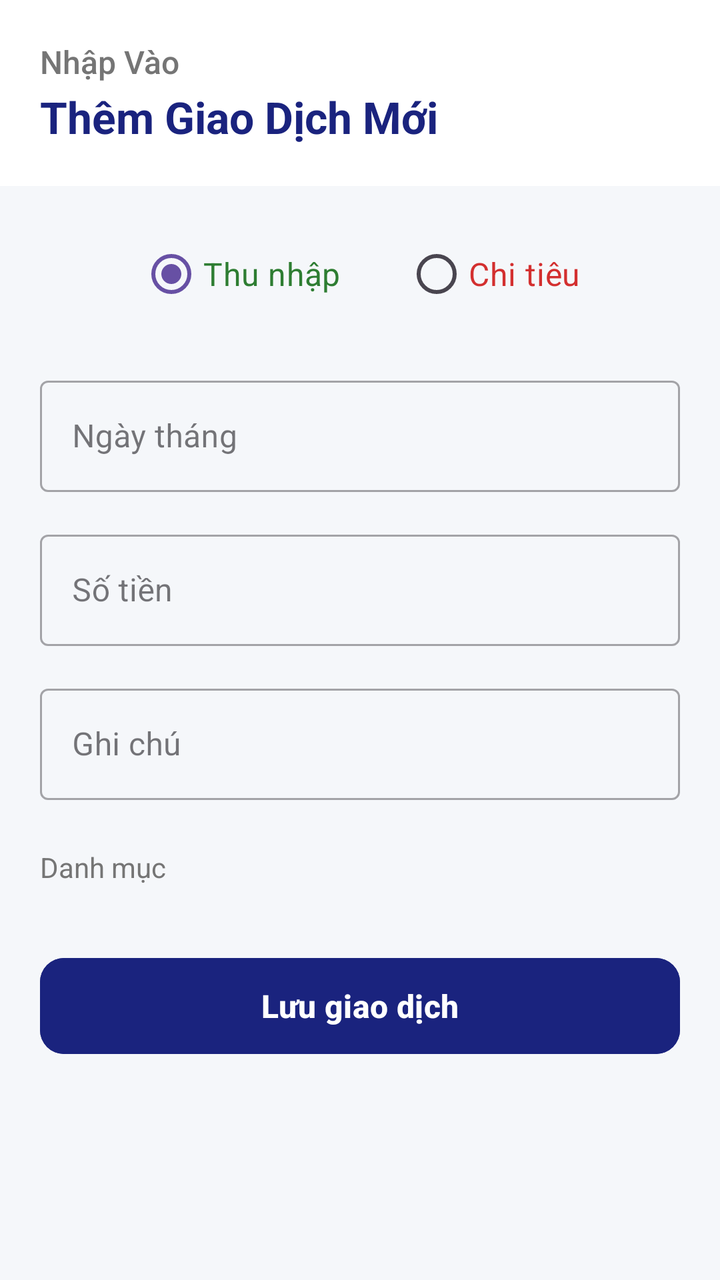
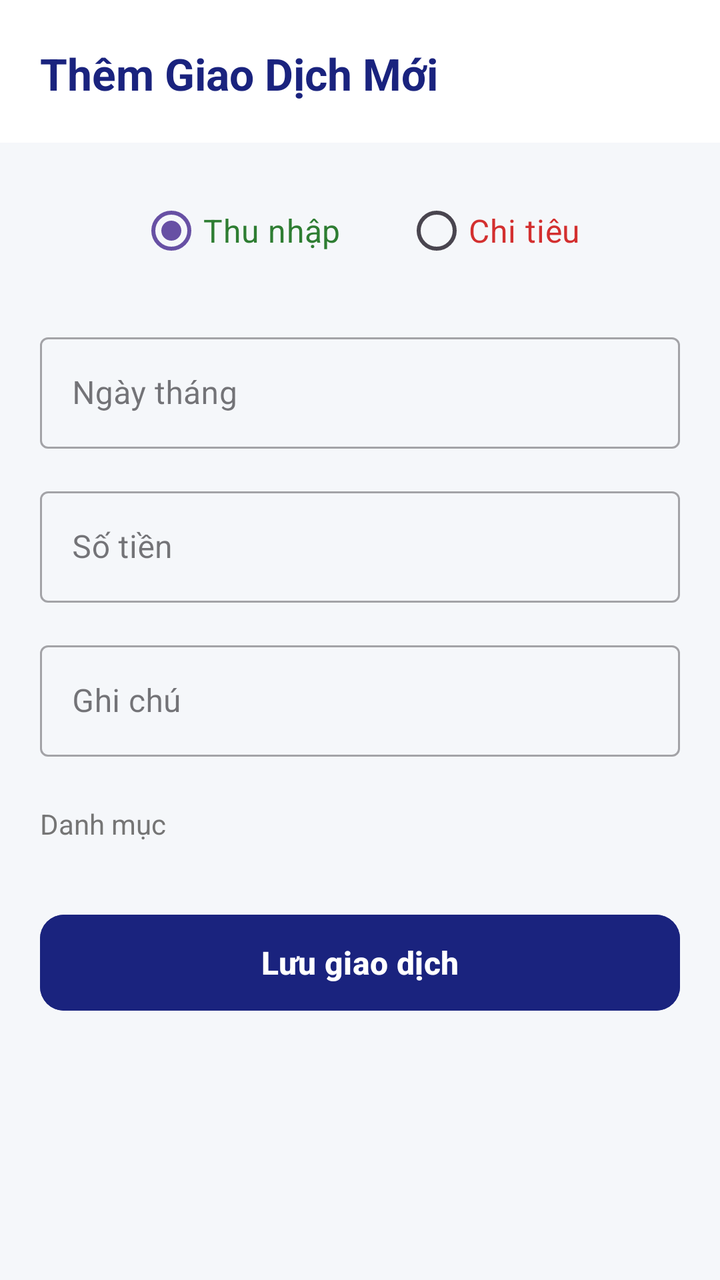

Before-and-after screenshots of an Android layout around one commit, followed by the original layout XML and the change that was made.
<!-- AndroidManifest.xml: application theme Theme.QuanLyChiTieu -->
<!-- res/layout/fragment_add.xml -->
<?xml version="1.0" encoding="utf-8"?>
<LinearLayout xmlns:android="http://schemas.android.com/apk/res/android"
    xmlns:app="http://schemas.android.com/apk/res-auto"
    android:layout_width="match_parent"
    android:layout_height="match_parent"
    android:background="#F5F7FA"
    android:orientation="vertical">

    <LinearLayout
        android:layout_width="match_parent"
        android:layout_height="wrap_content"
        android:background="@android:color/white"
        android:orientation="vertical"
        android:padding="20dp">

        <TextView
            android:layout_width="wrap_content"
            android:layout_height="wrap_content"
            android:fontFamily="sans-serif-medium"
            android:text="Nhập Vào"
            android:textColor="#757575"
            android:textSize="16sp" />

        <TextView
            android:layout_width="wrap_content"
            android:layout_height="wrap_content"
            android:layout_marginTop="2dp"
            android:text="Thêm Giao Dịch Mới"
            android:textColor="#1A237E"
            android:textSize="22sp"
            android:textStyle="bold" />
    </LinearLayout>

    <ScrollView
        android:layout_width="match_parent"
        android:layout_height="match_parent">

        <LinearLayout
            android:layout_width="match_parent"
            android:layout_height="wrap_content"
            android:orientation="vertical"
            android:padding="20dp">

            <RadioGroup
                android:id="@+id/rgType"
                android:layout_width="match_parent"
                android:layout_height="wrap_content"
                android:gravity="center"
                android:orientation="horizontal"
                android:layout_marginBottom="24dp">

                <RadioButton
                    android:id="@+id/rbIncome"
                    android:layout_width="wrap_content"
                    android:layout_height="wrap_content"
                    android:checked="true"
                    android:text="Thu nhập"
                    android:textColor="#2E7D32"
                    android:textSize="16sp"
                    android:layout_marginEnd="32dp" />

                <RadioButton
                    android:id="@+id/rbExpense"
                    android:layout_width="wrap_content"
                    android:layout_height="wrap_content"
                    android:text="Chi tiêu"
                    android:textColor="#D32F2F"
                    android:textSize="16sp" />

            </RadioGroup>

            <com.google.android.material.textfield.TextInputLayout
                android:layout_width="match_parent"
                android:layout_height="wrap_content"
                android:hint="Ngày tháng"
                style="@style/Widget.MaterialComponents.TextInputLayout.OutlinedBox"
                android:layout_marginBottom="16dp">

                <com.google.android.material.textfield.TextInputEditText
                    android:id="@+id/etDate"
                    android:layout_width="match_parent"
                    android:layout_height="wrap_content"
                    android:focusable="false"
                    android:cursorVisible="false"
                    android:clickable="true"
                    android:textSize="16sp" />

            </com.google.android.material.textfield.TextInputLayout>

            <com.google.android.material.textfield.TextInputLayout
                android:layout_width="match_parent"
                android:layout_height="wrap_content"
                android:hint="Số tiền"
                style="@style/Widget.MaterialComponents.TextInputLayout.OutlinedBox"
                android:layout_marginBottom="16dp"
                app:prefixText="₫ ">

                <com.google.android.material.textfield.TextInputEditText
                    android:id="@+id/etAmount"
                    android:layout_width="match_parent"
                    android:layout_height="wrap_content"
                    android:inputType="numberDecimal" />

            </com.google.android.material.textfield.TextInputLayout>

            <com.google.android.material.textfield.TextInputLayout
                android:layout_width="match_parent"
                android:layout_height="wrap_content"
                android:hint="Ghi chú"
                style="@style/Widget.MaterialComponents.TextInputLayout.OutlinedBox"
                android:layout_marginBottom="24dp">

                <com.google.android.material.textfield.TextInputEditText
                    android:id="@+id/etNote"
                    android:layout_width="match_parent"
                    android:layout_height="wrap_content"
                    android:maxLines="3" />

            </com.google.android.material.textfield.TextInputLayout>

            <TextView
                android:layout_width="wrap_content"
                android:layout_height="wrap_content"
                android:text="Danh mục"
                android:textColor="#757575"
                android:textSize="14sp"
                android:layout_marginBottom="8dp" />

            <GridLayout
                android:id="@+id/gridCategories"
                android:layout_width="match_parent"
                android:layout_height="wrap_content"
                android:columnCount="4"
                android:layout_marginBottom="24dp" />

            <Button
                android:id="@+id/btnSave"
                android:layout_width="match_parent"
                android:layout_height="56dp"
                android:backgroundTint="#1A237E"
                android:text="Lưu giao dịch"
                android:textSize="16sp"
                android:textStyle="bold"
                app:cornerRadius="12dp" />

        </LinearLayout>

    </ScrollView>

</LinearLayout>
<!-- resources referenced by this layout -->
<resources>
  <style name="Theme.QuanLyChiTieu" parent="Base.Theme.QuanLyChiTieu" />
  <style name="Base.Theme.QuanLyChiTieu" parent="Theme.Material3.DayNight.NoActionBar">
          
          
      </style>
</resources>

<!-- the commit's change to res/layout/fragment_add.xml (unified diff, before → after) -->
@@ -12,14 +12,6 @@
         android:background="@android:color/white"
         android:orientation="vertical"
         android:padding="20dp">
-
-        <TextView
-            android:layout_width="wrap_content"
-            android:layout_height="wrap_content"
-            android:fontFamily="sans-serif-medium"
-            android:text="Nhập Vào"
-            android:textColor="#757575"
-            android:textSize="16sp" />
 
         <TextView
             android:layout_width="wrap_content"
